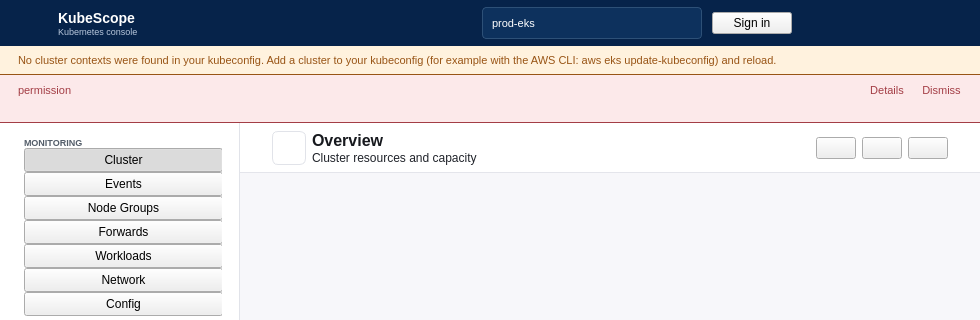
The window that src/kubescope/ui/main_window.ui (dcotecnologia/kubescope) describes before a commit, drawn with Qt 5; both pictures show x 0 to 980 and y 0 to 320 of the 980 by 640 pixel window.
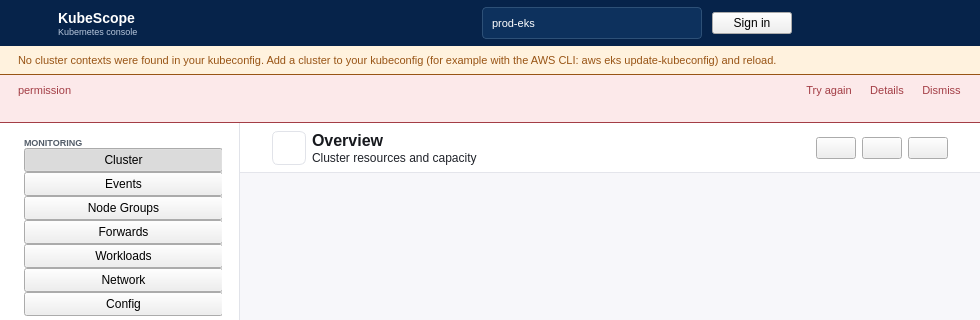
The same window after the commit. Icons and pictures are not drawn.

Commit message:
feat(window): offer to try again from the banner of a list that failed to load
The error says what went wrong but the person had to find the refresh button to act on it; the banner now has the action beside it.

```diff
--- a/src/kubescope/ui/main_window.ui
+++ b/src/kubescope/ui/main_window.ui
@@ -632,7 +632,7 @@
         <number>8</number>
        </property>
        <item>
-        <layout class="QHBoxLayout" name="permissionRow" stretch="1,0,0">
+        <layout class="QHBoxLayout" name="permissionRow" stretch="1,0,0,0">
          <item>
           <widget class="QLabel" name="permissionLabel">
            <property name="text">
@@ -643,6 +643,19 @@
            </property>
           </widget>
          </item>
+         <item>
+          <widget class="QPushButton" name="permissionRetry">
+           <property name="text">
+            <string>Try again</string>
+           </property>
+           <property name="flat">
+            <bool>true</bool>
+           </property>
+           <property name="variant" stdset="0">
+            <string notr="true">link</string>
+           </property>
+          </widget>
+         </item>
          <item>
           <widget class="QPushButton" name="permissionDetails">
            <property name="text">
```
The commit also changes 27 other files.
